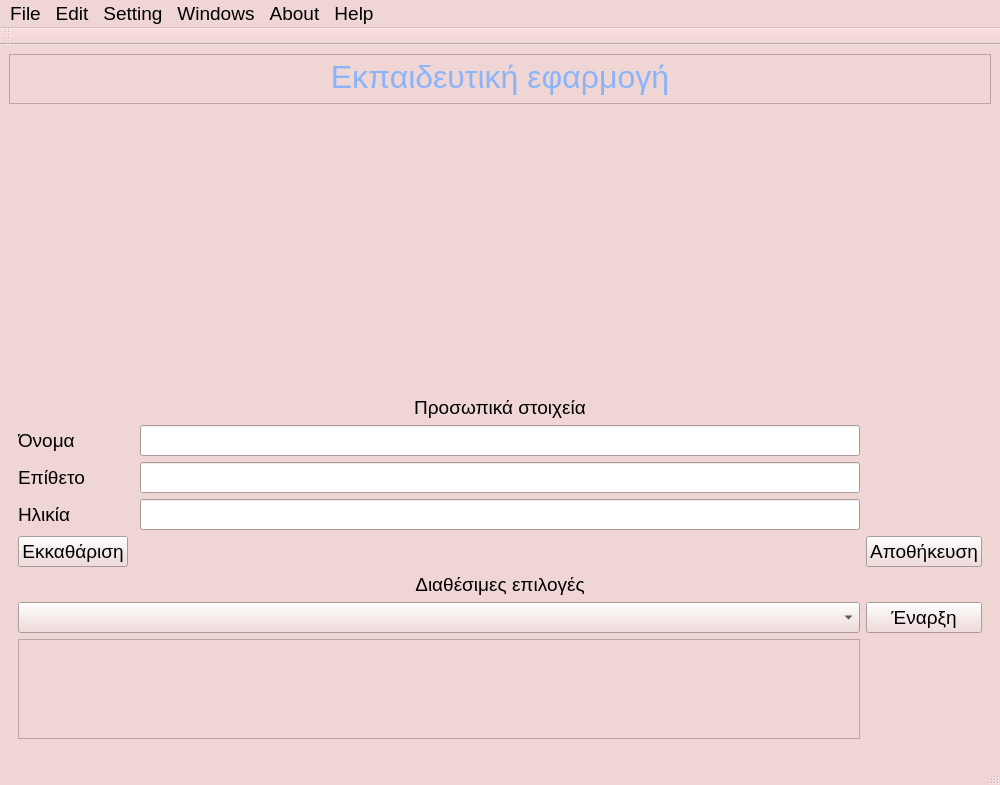
Old version of the form user_interface/resources/menu.ui in the repository smattha/robotHuman.
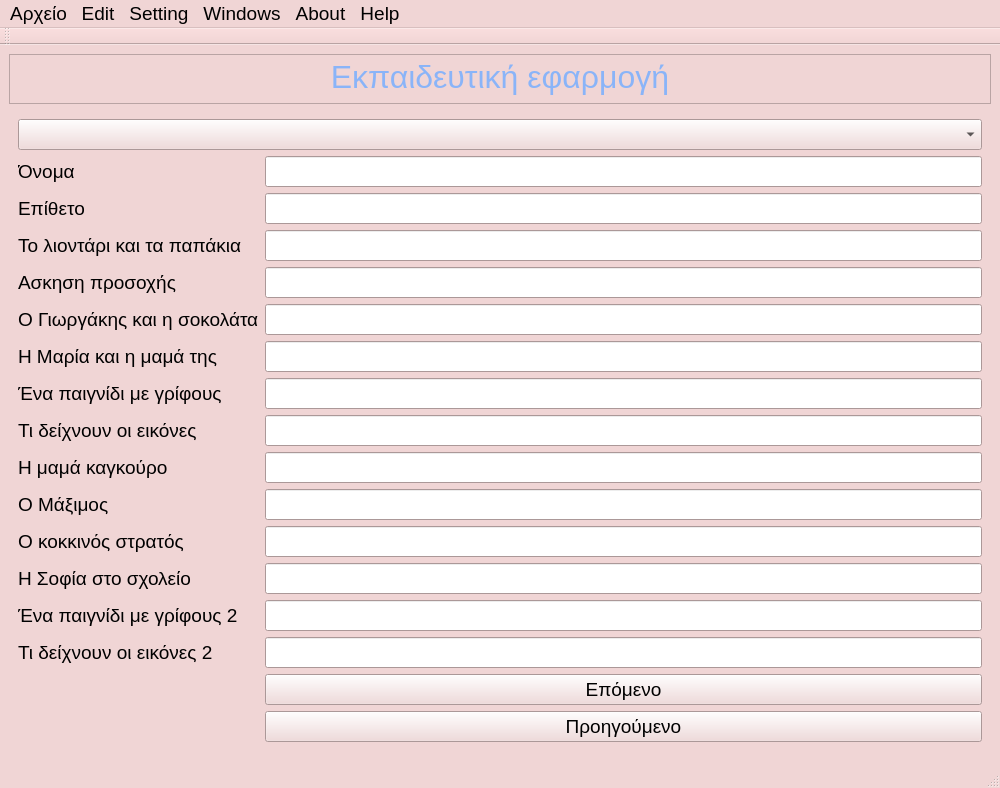
New version of the form.

The edit to the form file:
```diff
--- a/user_interface/resources/menu.ui
+++ b/user_interface/resources/menu.ui
@@ -529,7 +529,7 @@
          </size>
         </property>
         <property name="currentIndex">
-         <number>0</number>
+         <number>3</number>
         </property>
         <widget class="QWidget" name="menuPage">
          <layout class="QGridLayout" name="gridLayout_4">
@@ -600,7 +600,10 @@
               </property>
              </spacer>
             </item>
-            <item row="9" column="3">
+            <item row="3" column="2">
+             <widget class="QLineEdit" name="name"/>
+            </item>
+            <item row="8" column="3">
              <widget class="QPushButton" name="selectExersiceButton">
               <property name="text">
                <string>Έναρξη</string>
@@ -639,30 +642,6 @@
               </property>
              </spacer>
             </item>
-            <item row="3" column="0">
-             <widget class="QLabel" name="nameLabel">
-              <property name="text">
-               <string>Όνομα</string>
-              </property>
-             </widget>
-            </item>
-            <item row="8" column="0" colspan="4">
-             <widget class="QLabel" name="label">
-              <property name="text">
-               <string>Διαθέσιμες επιλογές</string>
-              </property>
-              <property name="alignment">
-               <set>Qt::AlignCenter</set>
-              </property>
-             </widget>
-            </item>
-            <item row="5" column="0">
-             <widget class="QLabel" name="ageLabel">
-              <property name="text">
-               <string>Ηλικία</string>
-              </property>
-             </widget>
-            </item>
             <item row="6" column="3">
              <widget class="QPushButton" name="saveMenu">
               <property name="sizePolicy">
@@ -685,14 +664,71 @@
               </property>
              </widget>
             </item>
-            <item row="9" column="0" colspan="3">
+            <item row="8" column="0" colspan="3">
              <widget class="QComboBox" name="selectExercise"/>
             </item>
             <item row="4" column="2">
              <widget class="QLineEdit" name="surname"/>
             </item>
-            <item row="3" column="2">
-             <widget class="QLineEdit" name="name"/>
+            <item row="2" column="2">
+             <widget class="QLabel" name="label_2">
+              <property name="text">
+               <string>Προσωπικά στοιχεία</string>
+              </property>
+              <property name="alignment">
+               <set>Qt::AlignCenter</set>
+              </property>
+             </widget>
+            </item>
+            <item row="4" column="0">
+             <widget class="QLabel" name="surnameLabel">
+              <property name="text">
+               <string>Επίθετο</string>
+              </property>
+             </widget>
+            </item>
+            <item row="7" column="0" colspan="4">
+             <widget class="QLabel" name="label">
+              <property name="text">
+               <string>Διαθέσιμες επιλογές</string>
+              </property>
+              <property name="alignment">
+               <set>Qt::AlignCenter</set>
+              </property>
+             </widget>
+            </item>
+            <item row="10" column="0" colspan="3">
+             <widget class="QTextEdit" name="descriptionTxt">
+              <property name="enabled">
+               <bool>false</bool>
+              </property>
+              <property name="maximumSize">
+               <size>
+                <width>1500</width>
+                <height>100</height>
+               </size>
+              </property>
+              <property name="verticalScrollBarPolicy">
+               <enum>Qt::ScrollBarAlwaysOff</enum>
+              </property>
+              <property name="horizontalScrollBarPolicy">
+               <enum>Qt::ScrollBarAsNeeded</enum>
+              </property>
+             </widget>
+            </item>
+            <item row="5" column="0">
+             <widget class="QLabel" name="ageLabel">
+              <property name="text">
+               <string>Ηλικία</string>
+              </property>
+             </widget>
+            </item>
+            <item row="9" column="3">
+             <widget class="QPushButton" name="pushButtonMainResults">
+              <property name="text">
+               <string>Αποτελέσματα</string>
+              </property>
+             </widget>
             </item>
            </layout>
           </item>
@@ -851,6 +887,177 @@
           </property>
          </widget>
         </widget>
+        <widget class="QWidget" name="page">
+         <layout class="QGridLayout" name="gridLayout_5">
+          <item row="1" column="0">
+           <layout class="QGridLayout" name="gridLayout_3">
+            <item row="5" column="2">
+             <widget class="QLineEdit" name="lineResultsEx4"/>
+            </item>
+            <item row="15" column="2">
+             <widget class="QPushButton" name="pushButtoResultPrevius">
+              <property name="layoutDirection">
+               <enum>Qt::LeftToRight</enum>
+              </property>
+              <property name="text">
+               <string>Προηγούμενο</string>
+              </property>
+              <property name="flat">
+               <bool>false</bool>
+              </property>
+             </widget>
+            </item>
+            <item row="12" column="0">
+             <widget class="QLabel" name="labelResultEx11">
+              <property name="text">
+               <string>Ένα παιγνίδι με γρίφους 2</string>
+              </property>
+             </widget>
+            </item>
+            <item row="10" column="0">
+             <widget class="QLabel" name="labelResultEx9">
+              <property name="text">
+               <string>Ο κοκκινός στρατός</string>
+              </property>
+             </widget>
+            </item>
+            <item row="0" column="0">
+             <widget class="QLabel" name="labelResultName">
+              <property name="text">
+               <string>Όνομα</string>
+              </property>
+             </widget>
+            </item>
+            <item row="0" column="2">
+             <widget class="QLineEdit" name="lineResultName"/>
+            </item>
+            <item row="2" column="0">
+             <widget class="QLabel" name="labelResultEx1">
+              <property name="text">
+               <string>Το λιοντάρι και τα παπάκια</string>
+              </property>
+             </widget>
+            </item>
+            <item row="4" column="2">
+             <widget class="QLineEdit" name="lineResultsEx3"/>
+            </item>
+            <item row="1" column="0">
+             <widget class="QLabel" name="labelResultSurname">
+              <property name="text">
+               <string>Επίθετο</string>
+              </property>
+             </widget>
+            </item>
+            <item row="12" column="2">
+             <widget class="QLineEdit" name="lineResultsEx11"/>
+            </item>
+            <item row="3" column="0">
+             <widget class="QLabel" name="labelResultEx2">
+              <property name="text">
+               <string>Ασκηση προσοχής</string>
+              </property>
+             </widget>
+            </item>
+            <item row="9" column="0">
+             <widget class="QLabel" name="labelResultEx8">
+              <property name="text">
+               <string>Ο Μάξιμος</string>
+              </property>
+             </widget>
+            </item>
+            <item row="4" column="0">
+             <widget class="QLabel" name="labelResultEx3">
+              <property name="text">
+               <string>Ο Γιωργάκης και η σοκολάτα</string>
+              </property>
+             </widget>
+            </item>
+            <item row="11" column="0">
+             <widget class="QLabel" name="labelResultEx10">
+              <property name="text">
+               <string>Η Σοφία στο σχολείο</string>
+              </property>
+             </widget>
+            </item>
+            <item row="9" column="2">
+             <widget class="QLineEdit" name="lineResultsEx8"/>
+            </item>
+            <item row="6" column="2">
+             <widget class="QLineEdit" name="lineResultsEx5"/>
+            </item>
+            <item row="14" column="2">
+             <widget class="QPushButton" name="pushButtonResultsNext">
+              <property name="text">
+               <string>Επόμενο</string>
+              </property>
+             </widget>
+            </item>
+            <item row="13" column="0">
+             <widget class="QLabel" name="labelResultEx12">
+              <property name="text">
+               <string>Τι δείχνουν οι εικόνες 2</string>
+              </property>
+             </widget>
+            </item>
+            <item row="1" column="2">
+             <widget class="QLineEdit" name="lineResultsSurname"/>
+            </item>
+            <item row="10" column="2">
+             <widget class="QLineEdit" name="lineResultsEx9"/>
+            </item>
+            <item row="6" column="0">
+             <widget class="QLabel" name="labelResultEx5">
+              <property name="text">
+               <string>Ένα παιγνίδι με γρίφους</string>
+              </property>
+             </widget>
+            </item>
+            <item row="5" column="0">
+             <widget class="QLabel" name="labelResultEx4">
+              <property name="text">
+               <string>Η Μαρία και η μαμά της</string>
+              </property>
+             </widget>
+            </item>
+            <item row="8" column="0">
+             <widget class="QLabel" name="labelResultEx7">
+              <property name="text">
+               <string>Η μαμά καγκούρο</string>
+              </property>
+             </widget>
+            </item>
+            <item row="8" column="2">
+             <widget class="QLineEdit" name="lineResultsEx7"/>
+            </item>
+            <item row="2" column="2">
+             <widget class="QLineEdit" name="lineResultsEx1"/>
+            </item>
+            <item row="11" column="2">
+             <widget class="QLineEdit" name="lineResultsEx10"/>
+            </item>
+            <item row="13" column="2">
+             <widget class="QLineEdit" name="lineResultsEx12"/>
+            </item>
+            <item row="3" column="2">
+             <widget class="QLineEdit" name="lineResultsEx2"/>
+            </item>
+            <item row="7" column="2">
+             <widget class="QLineEdit" name="lineResultsEx6"/>
+            </item>
+            <item row="7" column="0">
+             <widget class="QLabel" name="labelResultEx6">
+              <property name="text">
+               <string>Τι δείχνουν οι εικόνες</string>
+              </property>
+             </widget>
+            </item>
+           </layout>
+          </item>
+          <item row="0" column="0">
+           <widget class="QComboBox" name="comboBox"/>
+          </item>
+         </layout>
+        </widget>
        </widget>
       </item>
      </layout>
@@ -863,12 +1070,12 @@
      <x>0</x>
      <y>0</y>
      <width>1000</width>
-     <height>27</height>
+     <height>28</height>
     </rect>
    </property>
    <widget class="QMenu" name="menu">
     <property name="title">
-     <string>File</string>
+     <string>Αρχείο</string>
     </property>
     <addaction name="actionExport_Data"/>
    </widget>
```
Left out of the diff: 71 changed lines with no effect on the pictures.
